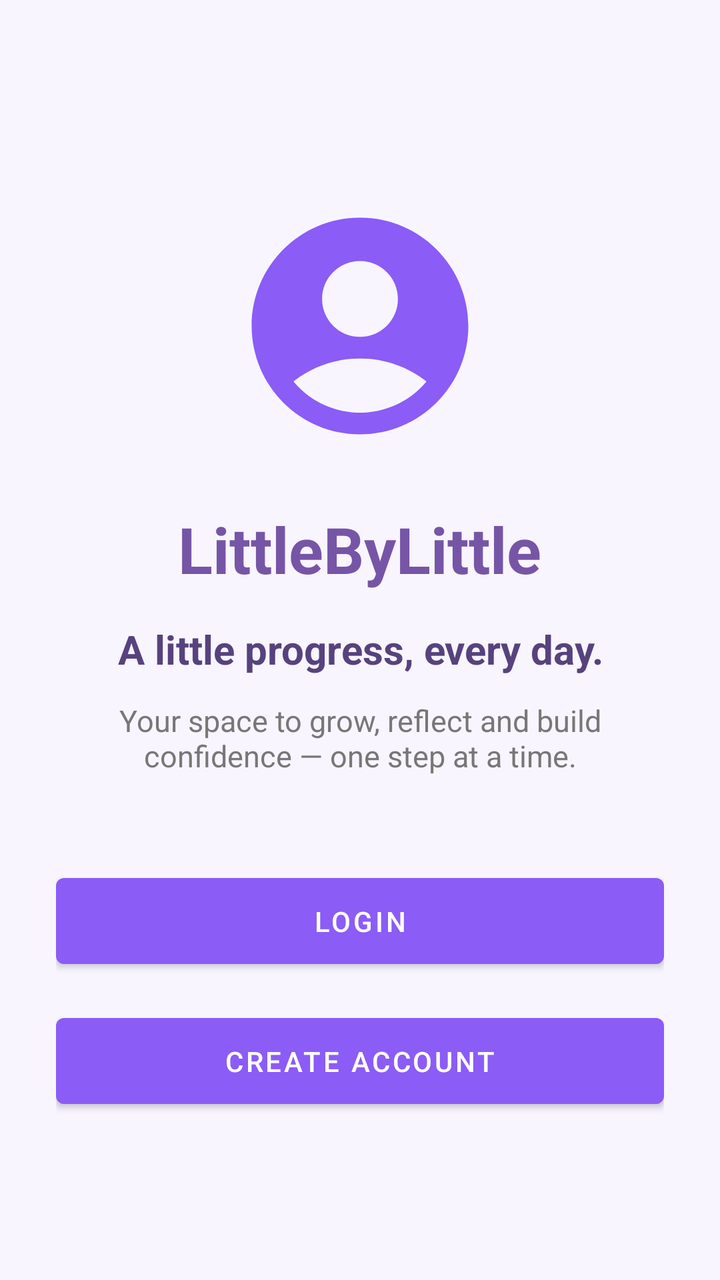
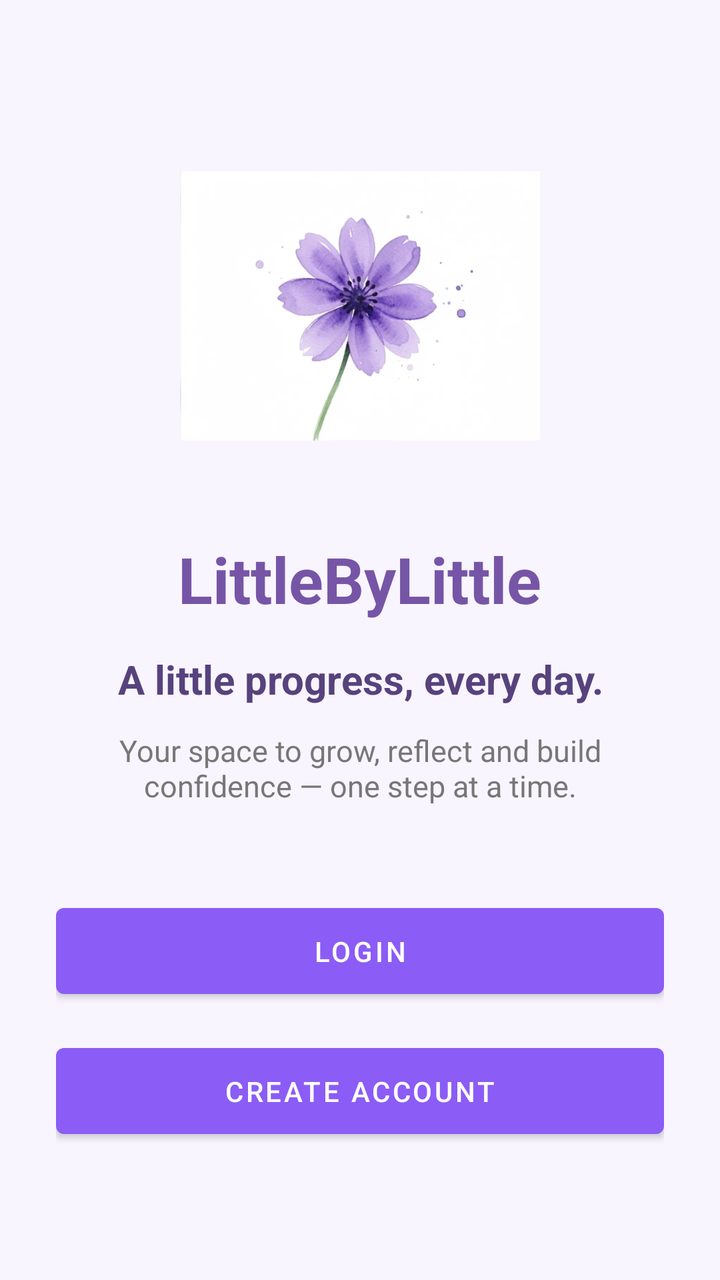

The first picture is an Android layout as it rendered before a commit; the second is the same layout after the commit. The layout source and the unified diff follow.
<!-- AndroidManifest.xml: application theme Theme.LittleByLittle -->
<!-- res/layout/activity_welcome.xml -->
<?xml version="1.0" encoding="utf-8"?>
<ScrollView xmlns:android="http://schemas.android.com/apk/res/android"
    android:layout_width="match_parent"
    android:layout_height="match_parent"
    android:background="#F8F5FF">

    <LinearLayout
        android:layout_width="match_parent"
        android:layout_height="wrap_content"
        android:orientation="vertical"
        android:gravity="center"
        android:padding="28dp">

        <ImageView
            android:layout_width="130dp"
            android:layout_height="130dp"
            android:src="@drawable/ic_avatar"
            android:contentDescription="LittleByLittle logo"
            android:layout_marginTop="70dp"/>

        <TextView
            android:layout_width="wrap_content"
            android:layout_height="wrap_content"
            android:text="LittleByLittle"
            android:textSize="32sp"
            android:textStyle="bold"
            android:textColor="#7655A6"
            android:layout_marginTop="25dp"/>

        <TextView
            android:layout_width="match_parent"
            android:layout_height="wrap_content"
            android:text="A little progress, every day."
            android:textSize="20sp"
            android:textStyle="bold"
            android:textColor="#57427D"
            android:gravity="center"
            android:layout_marginTop="15dp"/>

        <TextView
            android:layout_width="match_parent"
            android:layout_height="wrap_content"
            android:text="Your space to grow, reflect and build confidence — one step at a time."
            android:textSize="15sp"
            android:textColor="#777777"
            android:gravity="center"
            android:layout_marginTop="12dp"
            android:layout_marginBottom="45dp"/>

        <Button
            android:id="@+id/btnWelcomeLogin"
            android:layout_width="match_parent"
            android:layout_height="55dp"
            android:text="Login"/>

        <Button
            android:id="@+id/btnWelcomeRegister"
            android:layout_width="match_parent"
            android:layout_height="55dp"
            android:text="Create Account"
            android:layout_marginTop="15dp"/>

    </LinearLayout>
</ScrollView>
<!-- resources referenced by this layout -->
<resources>
  <!-- drawable ic_avatar (drawable) -->
  <?xml version="1.0" encoding="utf-8"?>
  <vector xmlns:android="http://schemas.android.com/apk/res/android"
      android:width="40dp"
      android:height="40dp"
      android:viewportWidth="24"
      android:viewportHeight="24">
      <path
          android:fillColor="@color/purple_primary"
          android:pathData="M12,2C6.48,2 2,6.48 2,12s4.48,10 10,10 10,-4.48 10,-10S17.52,2 12,2zM12,6c1.93,0 3.5,1.57 3.5,3.5S13.93,13 12,13s-3.5,-1.57 -3.5,-3.5S10.07,6 12,6zM12,20c-2.03,0 -4.43,-0.82 -6.14,-2.88C7.55,15.8 9.68,15 12,15s4.45,0.8 6.14,2.12C16.43,19.18 14.03,20 12,20z" />
  </vector>
  <style name="Theme.LittleByLittle" parent="Theme.MaterialComponents.DayNight.NoActionBar">
          
          <item name="colorPrimary">@color/purple_primary</item>
          <item name="colorPrimaryVariant">@color/purple_gradient_start</item>
          <item name="colorOnPrimary">@color/white</item>
          
          
          <item name="android:windowBackground">@color/bg_main</item>
          <item name="android:statusBarColor">@color/bg_main</item>
          <item name="android:windowLightStatusBar">true</item>
      </style>
  <color name="purple_primary">#8B5CF6</color>
  <color name="purple_gradient_start">#7C3AED</color>
  <color name="white">#FFFFFFFF</color>
  <color name="bg_main">#F8F9FB</color>
</resources>

<!-- the commit's change to res/layout/activity_welcome.xml (unified diff, before → after) -->
@@ -12,11 +12,13 @@
         android:padding="28dp">
 
         <ImageView
-            android:layout_width="130dp"
-            android:layout_height="130dp"
-            android:src="@drawable/ic_avatar"
-            android:contentDescription="LittleByLittle logo"
-            android:layout_marginTop="70dp"/>
+            android:layout_width="180dp"
+            android:layout_height="180dp"
+            android:src="@drawable/welcome_flower"
+            android:scaleType="fitCenter"
+            android:adjustViewBounds="true"
+            android:contentDescription="LittleByLittle welcome flower"
+            android:layout_marginTop="35dp"/>
 
         <TextView
             android:layout_width="wrap_content"
<!-- resource entries referenced after the edit -->
@@ -1,16 +1,6 @@
 <!-- resources referenced by this layout -->
 <resources>
-  <!-- drawable ic_avatar (drawable) -->
-  <?xml version="1.0" encoding="utf-8"?>
-  <vector xmlns:android="http://schemas.android.com/apk/res/android"
-      android:width="40dp"
-      android:height="40dp"
-      android:viewportWidth="24"
-      android:viewportHeight="24">
-      <path
-          android:fillColor="@color/purple_primary"
-          android:pathData="M12,2C6.48,2 2,6.48 2,12s4.48,10 10,10 10,-4.48 10,-10S17.52,2 12,2zM12,6c1.93,0 3.5,1.57 3.5,3.5S13.93,13 12,13s-3.5,-1.57 -3.5,-3.5S10.07,6 12,6zM12,20c-2.03,0 -4.43,-0.82 -6.14,-2.88C7.55,15.8 9.68,15 12,15s4.45,0.8 6.14,2.12C16.43,19.18 14.03,20 12,20z" />
-  </vector>
+  <!-- drawable welcome_flower: png bitmap (drawable, 152171 bytes) -->
   <style name="Theme.LittleByLittle" parent="Theme.MaterialComponents.DayNight.NoActionBar">
           
           <item name="colorPrimary">@color/purple_primary</item>
